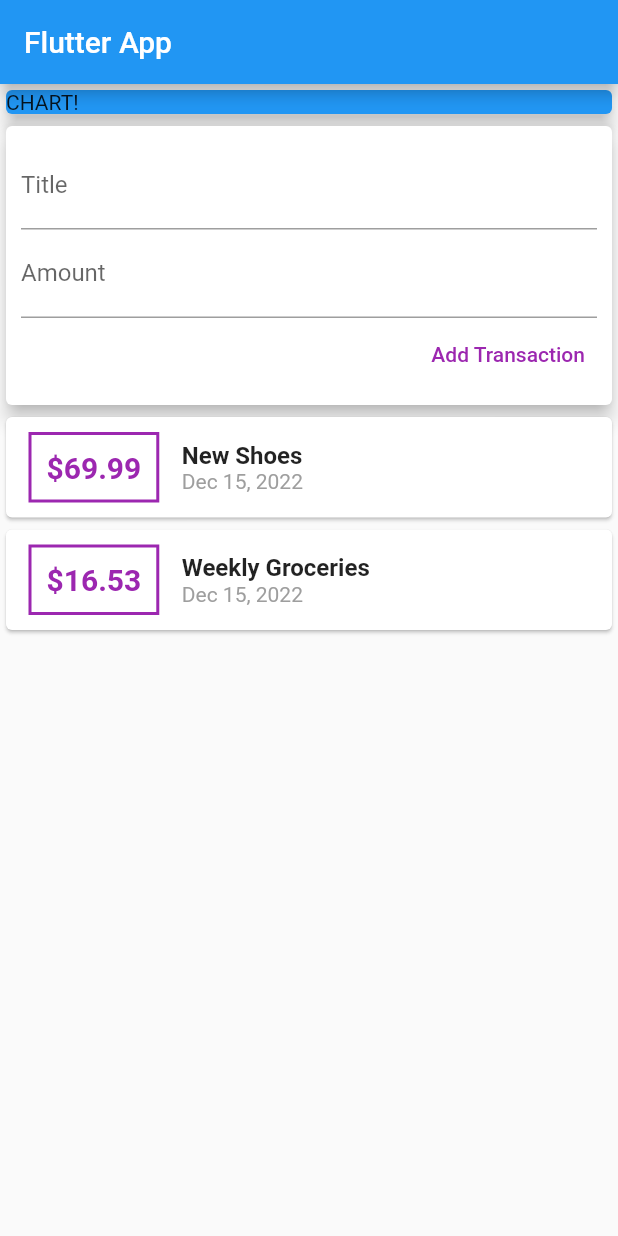
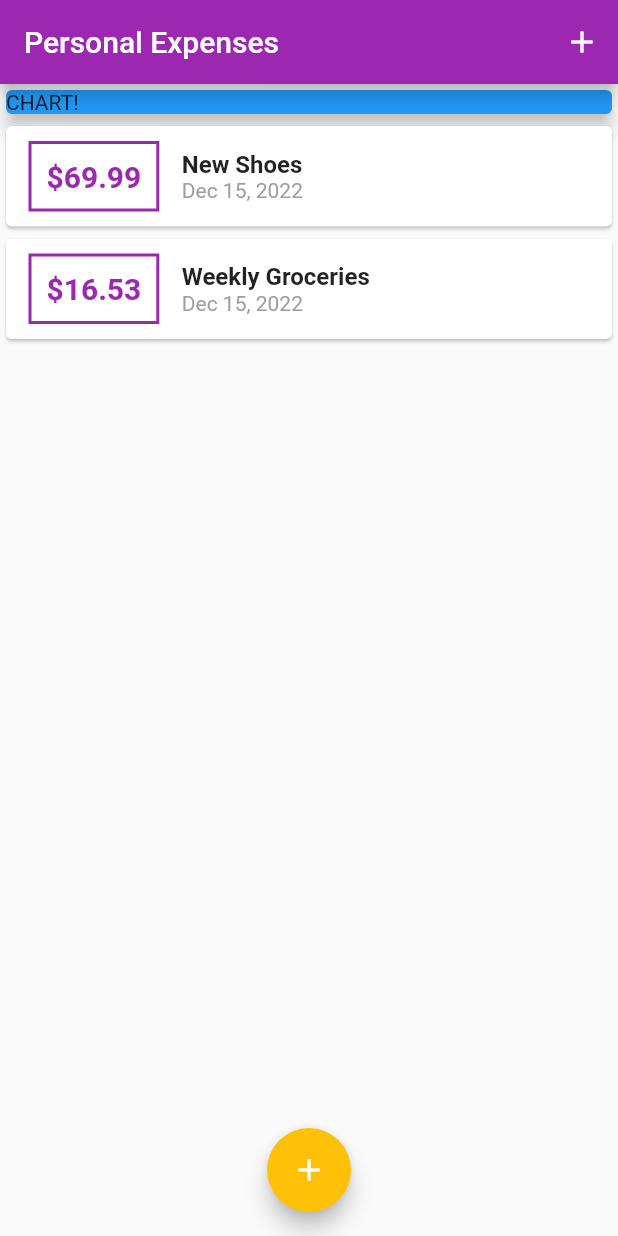
Before and after one commit to victorbonanho/personal_expenses_app, a Flutter app: the screen it shows after launch, on a phone screen of 412 x 824 dp. Run offline on Flutter 3.47's test engine with Material 2 defaults, Android fonts, the phone set to English and light mode, and no system bars.

```diff
--- a/lib/main.dart
+++ b/lib/main.dart
@@ -1,5 +1,7 @@
 import 'package:flutter/material.dart';
-import './widgets/user_transactions.dart';
+import './widgets/transaction_list.dart';
+import './widgets/new_transaction.dart';
+import './models/transaction.dart';
 
 void main() => runApp(const MyApp());
 
@@ -9,20 +11,79 @@ class MyApp extends StatelessWidget {
   @override
   Widget build(BuildContext context) {
     return MaterialApp(
-      title: 'Flutter App',
-      home: MyHomePage(),
+      title: 'Personal Expenses',
+      theme: ThemeData(
+        colorScheme: ColorScheme.fromSwatch(
+          primarySwatch: Colors.purple,
+        ).copyWith(
+          secondary: Colors.amber,
+        ),
+      ),
+      home: const MyHomePage(),
     );
   }
 }
 
-class MyHomePage extends StatelessWidget {
+class MyHomePage extends StatefulWidget {
   const MyHomePage({super.key});
+
+  @override
+  State<MyHomePage> createState() => _MyHomePageState();
+}
+
+class _MyHomePageState extends State<MyHomePage> {
+  final List<Transaction> _userTransactions = [
+    Transaction(
+      id: 't1',
+      title: 'New Shoes',
+      amount: 69.99,
+      date: DateTime.now(),
+    ),
+    Transaction(
+      id: 't2',
+      title: 'Weekly Groceries',
+      amount: 16.53,
+      date: DateTime.now(),
+    ),
+  ];
+
+  void _addNewTransaction(String txTitle, double txAmount) {
+    final newTx = Transaction(
+      title: txTitle,
+      amount: txAmount,
+      date: DateTime.now(),
+      id: DateTime.now().toString(),
+    );
+
+    setState(() {
+      _userTransactions.add(newTx);
+    });
+  }
+
+  void _startAddNewTransaction(BuildContext ctx) {
+    showModalBottomSheet(
+      context: ctx,
+      builder: (_) {
+        return GestureDetector(
+          onTap: () {},
+          behavior: HitTestBehavior.opaque,
+          child: NewTransaction(_addNewTransaction),
+        );
+      },
+    );
+  }
 
   @override
   Widget build(BuildContext context) {
     return Scaffold(
       appBar: AppBar(
-        title: const Text('Flutter App'),
+        title: const Text('Personal Expenses'),
+        actions: <Widget>[
+          IconButton(
+            onPressed: () => _startAddNewTransaction(context),
+            icon: const Icon(Icons.add),
+          )
+        ],
       ),
       body: SingleChildScrollView(
         child: Column(
@@ -37,9 +98,14 @@ class MyHomePage extends StatelessWidget {
                 child: Text('CHART!'),
               ),
             ),
-            UserTransactions()
+            TransactionList(_userTransactions)
           ],
         ),
+      ),
+      floatingActionButtonLocation: FloatingActionButtonLocation.centerFloat,
+      floatingActionButton: FloatingActionButton(
+        onPressed: () => _startAddNewTransaction(context),
+        child: const Icon(Icons.add),
       ),
     );
   }
--- a/lib/widgets/transaction_list.dart
+++ b/lib/widgets/transaction_list.dart
@@ -23,17 +23,17 @@ class TransactionList extends StatelessWidget {
                   ),
                   decoration: BoxDecoration(
                     border: Border.all(
-                      color: Colors.purple,
+                      color: Theme.of(context).colorScheme.primary,
                       width: 2,
                     ),
                   ),
                   padding: const EdgeInsets.all(10),
                   child: Text(
-                    '\$${transactions[index].amount}',
-                    style: const TextStyle(
+                    '\$${transactions[index].amount.toStringAsFixed(2)}',
+                    style: TextStyle(
                       fontWeight: FontWeight.bold,
                       fontSize: 20,
-                      color: Colors.purple,
+                      color: Theme.of(context).colorScheme.primary,
                     ),
                   ),
                 ),
--- a/lib/widgets/user_transactions.dart
+++ /dev/null
@@ -1,51 +0,0 @@
-import 'package:flutter/material.dart';
-import './new_transaction.dart';
-import './transaction_list.dart';
-import '../models/transaction.dart';
-
-class UserTransactions extends StatefulWidget {
-  const UserTransactions({super.key});
-
-  @override
-  State<UserTransactions> createState() => _UserTransactionsState();
-}
-
-class _UserTransactionsState extends State<UserTransactions> {
-  final List<Transaction> _userTransactions = [
-    Transaction(
-      id: 't1',
-      title: 'New Shoes',
-      amount: 69.99,
-      date: DateTime.now(),
-    ),
-    Transaction(
-      id: 't2',
-      title: 'Weekly Groceries',
-      amount: 16.53,
-      date: DateTime.now(),
-    ),
-  ];
-
-  void _addNewTransaction(String txTitle, double txAmount) {
-    final newTx = Transaction(
-      title: txTitle,
-      amount: txAmount,
-      date: DateTime.now(),
-      id: DateTime.now().toString(),
-    );
-
-    setState(() {
-      _userTransactions.add(newTx);
-    });
-  }
-
-  @override
-  Widget build(BuildContext context) {
-    return Column(
-      children: <Widget>[
-        NewTransaction(_addNewTransaction),
-        TransactionList(_userTransactions),
-      ],
-    );
-  }
-}
```
Also changed, not shown: lib/widgets/new_transaction.dart (+30 -8 lines).
